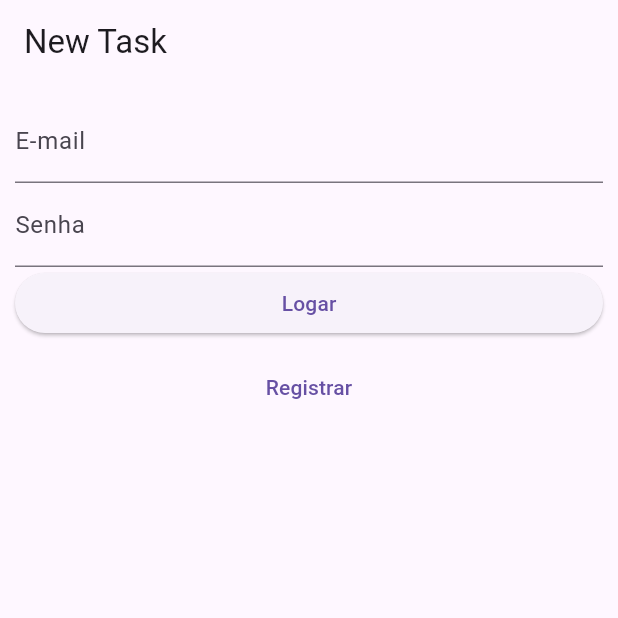
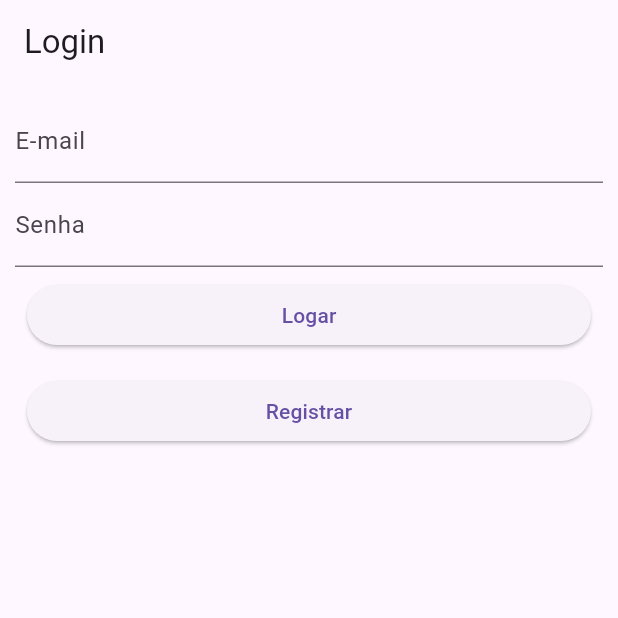
Before and after one commit to IgorBVieira/Task_List_FatecRP, a Flutter app: the screen it shows after launch, on a phone screen of 412 x 824 dp, the top half of it. Run offline on Flutter 3.47's test engine with Material 3 defaults, Android fonts, the phone set to English and light mode, and no system bars; our stand-ins replace cloud_firestore, firebase_auth, firebase_core; accounts and stored records are empty.

Commit message:
Refact: user login function

```diff
--- a/lib/user-login.dart
+++ b/lib/user-login.dart
@@ -6,15 +6,14 @@ import 'package:flutter/material.dart';
 class UserLoginPage extends StatelessWidget {
   UserLoginPage({super.key});
   final FirebaseAuth auth = FirebaseAuth.instance;
-  final TextEditingController txtEmail =
-      TextEditingController(); //Controla o que é enviado pro banco
+  final TextEditingController txtEmail = TextEditingController();
   final TextEditingController txtSenha = TextEditingController();
 
   @override
   Widget build(BuildContext context) {
     return Scaffold(
       appBar: AppBar(
-        title: const Text("New Task"),
+        title: const Text("Login"),
       ),
       body: Container(
         margin: const EdgeInsets.all(10),
@@ -37,6 +36,8 @@ class UserLoginPage extends StatelessWidget {
             ),
             SizedBox(
               width: double.infinity,
+              child: Container(
+                margin: const EdgeInsets.all(8.0),
                 child: ElevatedButton(
                   onPressed: () async {
                     try {
@@ -46,23 +47,28 @@ class UserLoginPage extends StatelessWidget {
                       );
                       Navigator.of(context).pushNamed('/task-list');
                     } catch (e) {
-                    print(e); //AlertDialog, Snackbar, Text, Toast
-                    //TODO: Fazer o alerta de erro
-                    AlertDialog(
-                      title: Text('teste'),
-                      content: Text('teste'),
+                      print(e);
+                      ScaffoldMessenger.of(context).showSnackBar(
+                        const SnackBar(
+                          content: Text("Email ou senha inválidos"),
+                          backgroundColor: Colors.red,
+                        )
                       );
                     }
                   },
                   child: const Text('Logar'),
                 ),
               ),
-            Container(
+            ),
+            SizedBox(
+              width: double.infinity,
+              child: Container(
                 margin: const EdgeInsets.all(8.0),
-              child: TextButton(
+                child: ElevatedButton(
                   onPressed: () =>
                       Navigator.of(context).pushNamed('/user-register'),
                   child: const Text('Registrar'),
+                ),
               ),
             ),
           ],
```
Lines whose indentation alone changed are shown as unchanged.
